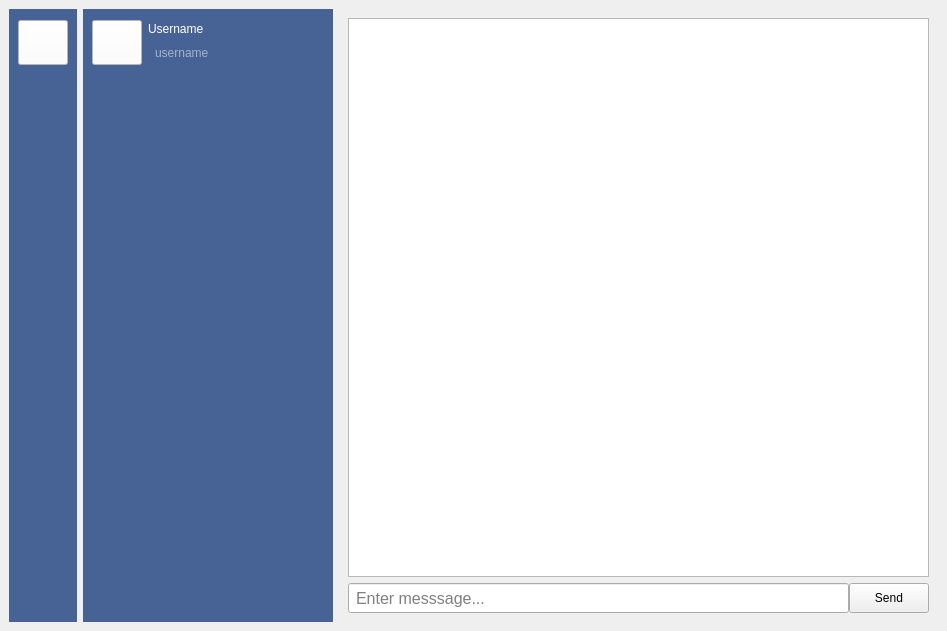
The window that ui_files/main_window.ui (Diamondman51/telegram) describes before a commit, drawn with Qt 5.
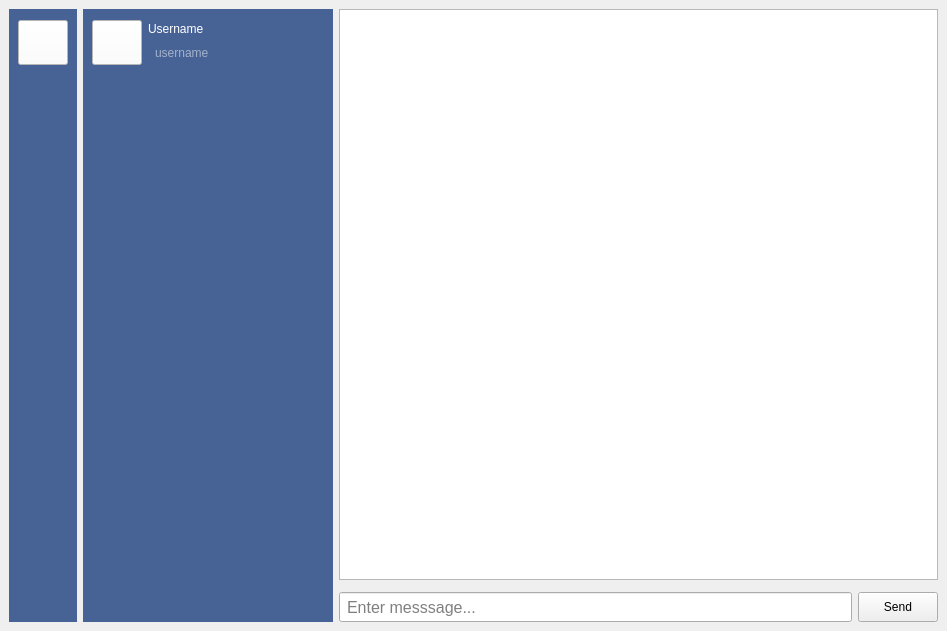
The same window after the commit. Icons and pictures are not drawn.

```diff
--- a/ui_files/main_window.ui
+++ b/ui_files/main_window.ui
@@ -26,14 +26,7 @@
    <property name="bottomMargin">
     <number>9</number>
    </property>
-   <item row="0" column="2">
-    <widget class="QStackedWidget" name="stackedWidget">
-     <widget class="QWidget" name="page">
-      <layout class="QGridLayout" name="gridLayout_3">
-       <property name="horizontalSpacing">
-        <number>0</number>
-       </property>
-       <item row="1" column="0">
+   <item row="2" column="2">
         <widget class="QLineEdit" name="message_lineEdit">
          <property name="minimumSize">
           <size>
@@ -54,7 +47,7 @@
          </property>
         </widget>
        </item>
-       <item row="1" column="1">
+   <item row="2" column="3">
         <widget class="QPushButton" name="btn_send_message">
          <property name="minimumSize">
           <size>
@@ -67,7 +60,26 @@
          </property>
         </widget>
        </item>
-       <item row="0" column="0" colspan="2">
+   <item row="0" column="2" colspan="2">
+    <widget class="QStackedWidget" name="stackedWidget">
+     <widget class="QWidget" name="page">
+      <layout class="QVBoxLayout" name="verticalLayout_2">
+       <property name="spacing">
+        <number>6</number>
+       </property>
+       <property name="leftMargin">
+        <number>0</number>
+       </property>
+       <property name="topMargin">
+        <number>0</number>
+       </property>
+       <property name="rightMargin">
+        <number>0</number>
+       </property>
+       <property name="bottomMargin">
+        <number>0</number>
+       </property>
+       <item>
         <widget class="QListWidget" name="listWidget_for_messages"/>
        </item>
       </layout>
@@ -75,7 +87,7 @@
      <widget class="QWidget" name="page_2"/>
     </widget>
    </item>
-   <item row="0" column="1">
+   <item row="0" column="1" rowspan="3">
     <widget class="QWidget" name="widget_2" native="true">
      <property name="maximumSize">
       <size>
@@ -170,7 +182,7 @@
      </layout>
     </widget>
    </item>
-   <item row="0" column="0">
+   <item row="0" column="0" rowspan="3">
     <widget class="QWidget" name="widget" native="true">
      <property name="styleSheet">
       <string notr="true">background-color: rgb(71, 99, 150);
```
Lines whose indentation alone changed are shown as unchanged.
